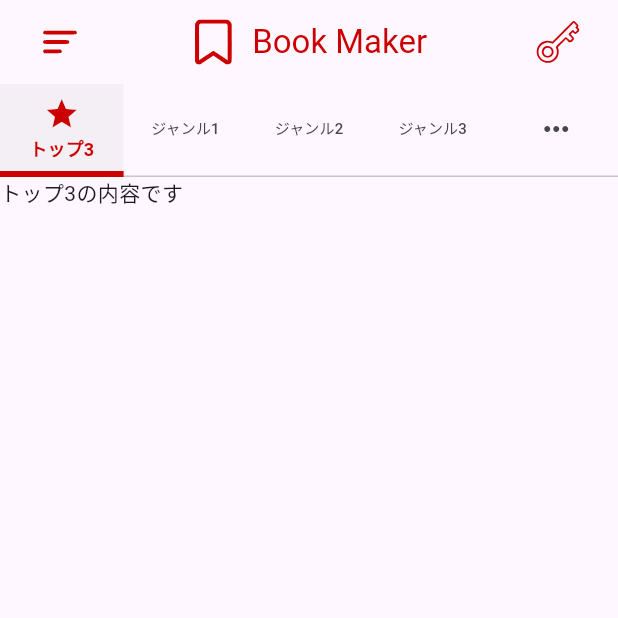
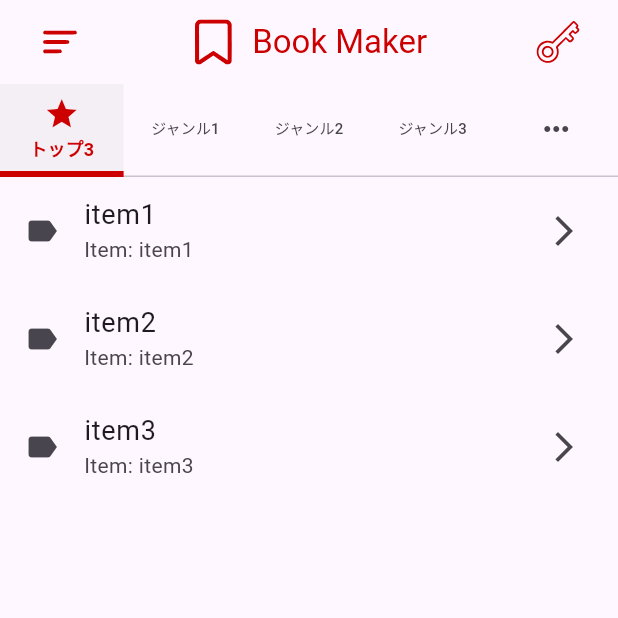
Before and after one commit to dev-yamamon01/BookMarker, a Flutter app: the screen it shows after launch, on a phone screen of 412 x 824 dp, the top half of it. Run offline on Flutter 3.47's test engine with Material 3 defaults, Android fonts, the phone set to English and light mode, and no system bars; our stand-ins replace flutter_svg.

Commit message:
feat:Listviewのベース作成

```diff
--- a/lib/main.dart
+++ b/lib/main.dart
@@ -78,6 +78,7 @@ class _MyHomePageState extends State<MyHomePage> with SingleTickerProviderStateM
             ),
             bottom: TabBar(
               controller: _tabController, // カスタムコントローラーを指定
+              overlayColor: MaterialStateProperty.all(Colors.transparent), // リップルエフェクトを非表示
               indicator: BoxDecoration(
                 color: Colors.grey.withOpacity(0.1), // 背景色（タブの背景全体に適用）
                 border: Border(
@@ -103,7 +104,8 @@ class _MyHomePageState extends State<MyHomePage> with SingleTickerProviderStateM
             body: TabBarView(
                 controller: _tabController, // コントローラーを指定
                 children: [
-                  Text("トップ3の内容です"),
+                  CustomListView(items: ["item1","item2","item3"]),
+
                   Text("ジャンル1の内容です"),
                   Text("ジャンル2の内容です"),
                   Text("ジャンル3の内容です"),
@@ -122,3 +124,22 @@ class _MyHomePageState extends State<MyHomePage> with SingleTickerProviderStateM
   }
 
 }
+class CustomListView extends StatelessWidget {
+  final List<String> items;
+  const CustomListView({super.key,required this.items});
+
+  @override
+  Widget build(BuildContext context) {
+    return ListView.builder(
+        itemCount: items.length,
+        itemBuilder: (context,index){
+          return ListTile(
+            leading: Icon(Icons.label), // 共通のアイコン
+            title: Text(items[index], style: TextStyle(fontSize: 18)),
+            subtitle: Text("Item: ${items[index]}"),
+            trailing: Icon(Icons.arrow_forward_ios),
+          );
+        }
+    );
+  }
+}
```
